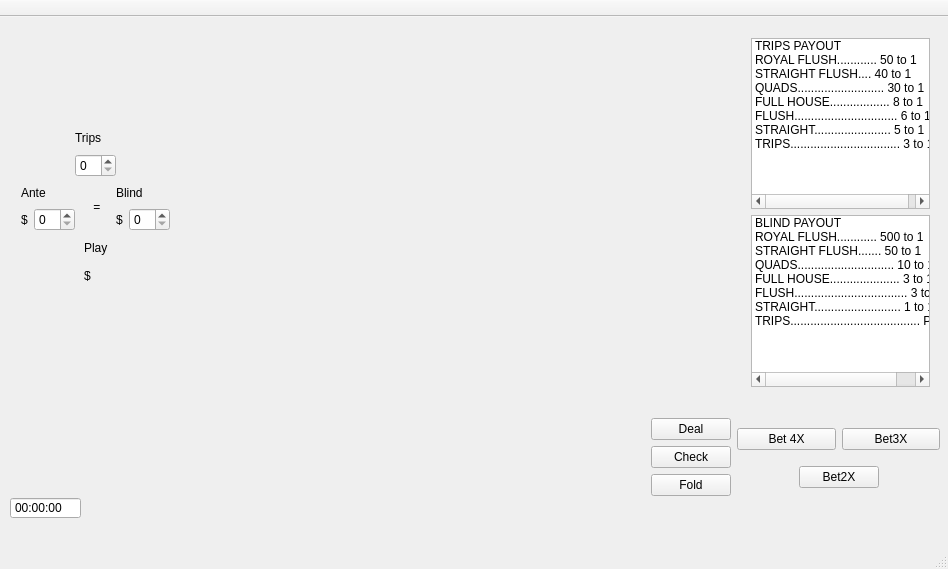
Above: forms/ultimatetexasholdem.ui from Math3808Team/UltimateTexasHoldem before the change. Below: the same form after it.
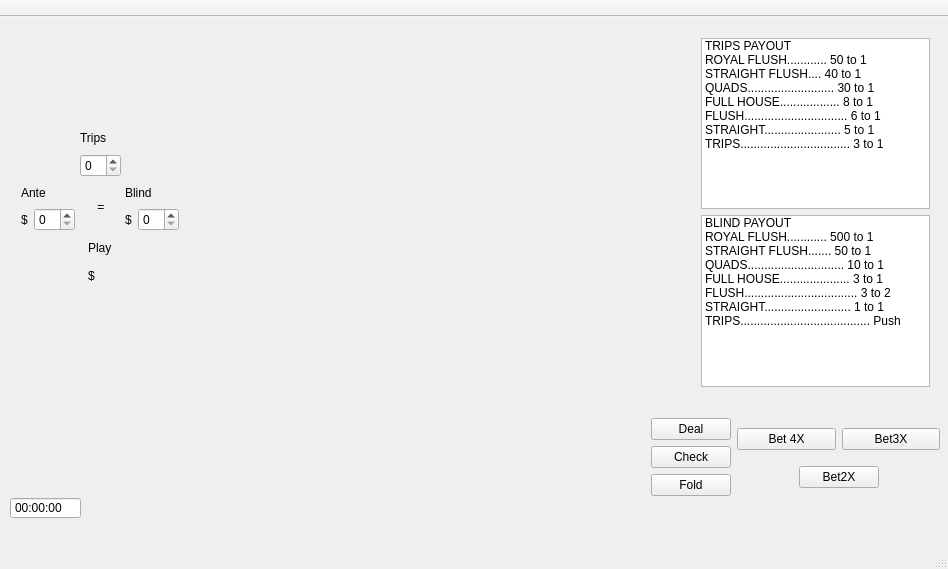
That is the form after the change.

```diff
--- a/forms/ultimatetexasholdem.ui
+++ b/forms/ultimatetexasholdem.ui
@@ -172,13 +172,13 @@
      </item>
     </layout>
    </widget>
-   <widget class="QWidget" name="">
+   <widget class="QWidget" name="layoutWidget">
     <property name="geometry">
      <rect>
       <x>10</x>
       <y>70</y>
       <width>121</width>
-      <height>18</height>
+      <height>19</height>
      </rect>
     </property>
     <layout class="QHBoxLayout" name="horizontalLayout_2">
@@ -201,12 +201,12 @@
      </item>
     </layout>
    </widget>
-   <widget class="QWidget" name="">
+   <widget class="QWidget" name="layoutWidget">
     <property name="geometry">
      <rect>
-      <x>740</x>
+      <x>690</x>
       <y>10</y>
-      <width>201</width>
+      <width>251</width>
       <height>371</height>
      </rect>
     </property>
@@ -301,7 +301,7 @@
      </item>
     </layout>
    </widget>
-   <widget class="QWidget" name="">
+   <widget class="QWidget" name="layoutWidget">
     <property name="geometry">
      <rect>
       <x>640</x>
@@ -400,12 +400,12 @@
      </item>
     </layout>
    </widget>
-   <widget class="QWidget" name="">
+   <widget class="QWidget" name="layoutWidget">
     <property name="geometry">
      <rect>
       <x>10</x>
       <y>100</y>
-      <width>171</width>
+      <width>180</width>
       <height>180</height>
      </rect>
     </property>
@@ -602,7 +602,7 @@
      </item>
     </layout>
    </widget>
-   <widget class="QWidget" name="">
+   <widget class="QWidget" name="layoutWidget">
     <property name="geometry">
      <rect>
       <x>250</x>
@@ -649,7 +649,7 @@
      </item>
     </layout>
    </widget>
-   <widget class="QWidget" name="">
+   <widget class="QWidget" name="layoutWidget">
     <property name="geometry">
      <rect>
       <x>250</x>
@@ -694,7 +694,7 @@
      </item>
     </layout>
    </widget>
-   <widget class="QWidget" name="">
+   <widget class="QWidget" name="layoutWidget">
     <property name="geometry">
      <rect>
       <x>250</x>
```
Left out of the diff: 4 changed lines with no effect on the pictures.
